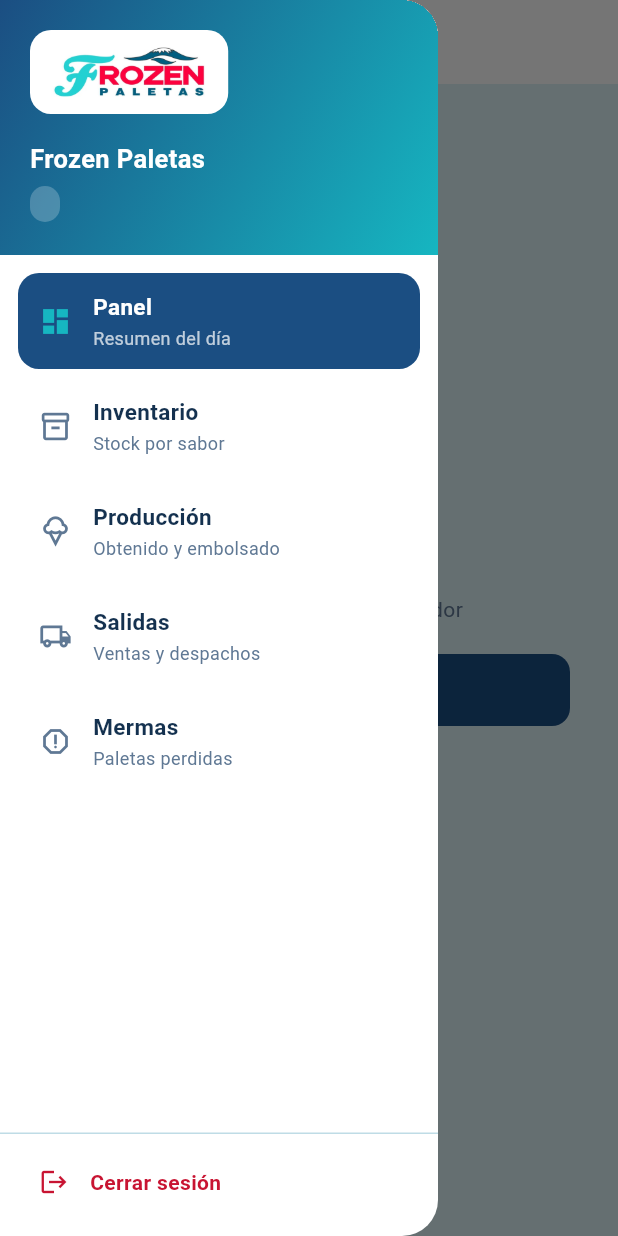
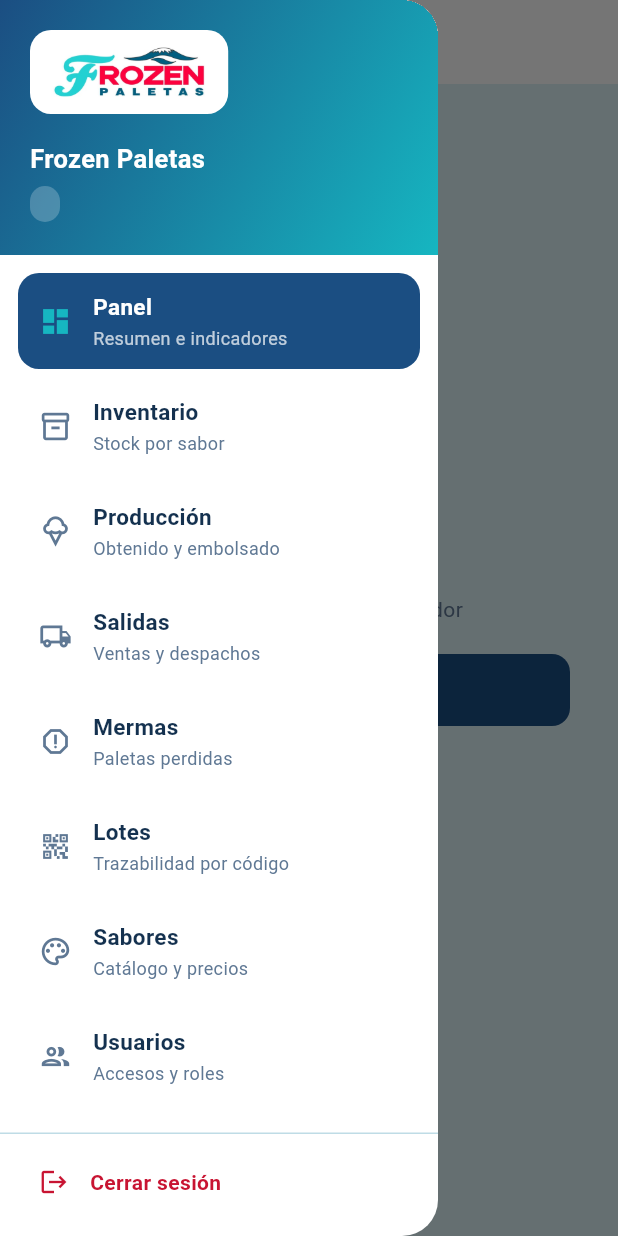
Before and after one commit to Jose27luis/frozen-paletas, a Flutter app: the PantallaPanel screen opened directly, with the side drawer open, on a phone screen of 412 x 824 dp. Run offline on Flutter 3.47's test engine with Material 3 defaults, Android fonts, the light colour scheme and no system bars; our stand-ins replace dio, flutter_riverpod, flutter_secure_storage; accounts and stored records are empty; network calls fail.

Commit message:
feat(movil): completar los ocho modulos con su permiso

```diff
--- a/movil/lib/nucleo/modulos.dart
+++ b/movil/lib/nucleo/modulos.dart
@@ -1,41 +1,78 @@
 import 'package:flutter/material.dart';
+
+import '../dominio/modelos.dart';
 
 enum Modulo {
   panel(
     'Panel',
-    'Resumen del día',
+    'Resumen e indicadores',
     Icons.dashboard_outlined,
     Icons.dashboard,
+    Permisos.consultarInventario,
   ),
   inventario(
     'Inventario',
     'Stock por sabor',
     Icons.inventory_2_outlined,
     Icons.inventory_2,
+    Permisos.consultarInventario,
   ),
   produccion(
     'Producción',
     'Obtenido y embolsado',
     Icons.icecream_outlined,
     Icons.icecream,
+    Permisos.consultarInventario,
   ),
   salidas(
     'Salidas',
     'Ventas y despachos',
     Icons.local_shipping_outlined,
     Icons.local_shipping,
+    Permisos.consultarInventario,
   ),
   mermas(
     'Mermas',
     'Paletas perdidas',
     Icons.report_gmailerrorred_outlined,
     Icons.report,
+    Permisos.consultarInventario,
+  ),
+  lotes(
+    'Lotes',
+    'Trazabilidad por código',
+    Icons.qr_code_2_outlined,
+    Icons.qr_code_2,
+    Permisos.consultarInventario,
+  ),
+  sabores(
+    'Sabores',
+    'Catálogo y precios',
+    Icons.palette_outlined,
+    Icons.palette,
+    Permisos.consultarInventario,
+  ),
+  usuarios(
+    'Usuarios',
+    'Accesos y roles',
+    Icons.group_outlined,
+    Icons.group,
+    Permisos.administrarUsuarios,
   );
 
-  const Modulo(this.rotulo, this.detalle, this.icono, this.iconoActivo);
+  const Modulo(
+    this.rotulo,
+    this.detalle,
+    this.icono,
+    this.iconoActivo,
+    this.permiso,
+  );
 
   final String rotulo;
   final String detalle;
   final IconData icono;
   final IconData iconoActivo;
+  final String permiso;
+
+  bool visiblePara(Usuario? usuario) => usuario?.puede(permiso) ?? false;
 }
```
